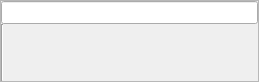
Old version of the form oom/widgets/trackheaderbase.ui in the repository ccherrett/oom.
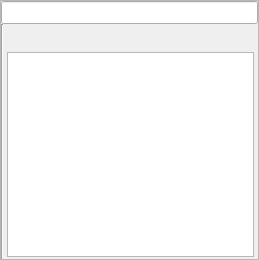
New version of the form.

The edit to the form file:
```diff
--- a/oom/widgets/trackheaderbase.ui
+++ b/oom/widgets/trackheaderbase.ui
@@ -7,7 +7,7 @@
     <x>0</x>
     <y>0</y>
     <width>259</width>
-    <height>82</height>
+    <height>260</height>
    </rect>
   </property>
   <property name="sizePolicy">
@@ -104,7 +104,7 @@
       </widget>
      </item>
      <item>
-      <layout class="QVBoxLayout" name="verticalLayout">
+      <layout class="QVBoxLayout" name="verticalLayout" stretch="0,1,0">
        <property name="spacing">
         <number>0</number>
        </property>
@@ -447,15 +447,92 @@
          </item>
         </layout>
        </item>
+       <item>
+        <layout class="QVBoxLayout" name="m_tableBox" stretch="0">
+         <property name="spacing">
+          <number>0</number>
+         </property>
+         <property name="leftMargin">
+          <number>4</number>
+         </property>
+         <property name="topMargin">
+          <number>4</number>
+         </property>
+         <property name="rightMargin">
+          <number>4</number>
+         </property>
+         <property name="bottomMargin">
+          <number>0</number>
+         </property>
+         <item>
+          <widget class="QTableView" name="m_autoTable">
+           <property name="sizePolicy">
+            <sizepolicy hsizetype="Expanding" vsizetype="Expanding">
+             <horstretch>1</horstretch>
+             <verstretch>1</verstretch>
+            </sizepolicy>
+           </property>
+           <property name="horizontalScrollBarPolicy">
+            <enum>Qt::ScrollBarAsNeeded</enum>
+           </property>
+           <property name="autoScroll">
+            <bool>false</bool>
+           </property>
+           <property name="editTriggers">
+            <set>QAbstractItemView::NoEditTriggers</set>
+           </property>
+           <property name="tabKeyNavigation">
+            <bool>false</bool>
+           </property>
+           <property name="showDropIndicator" stdset="0">
+            <bool>false</bool>
+           </property>
+           <property name="alternatingRowColors">
+            <bool>true</bool>
+           </property>
+           <property name="selectionMode">
+            <enum>QAbstractItemView::SingleSelection</enum>
+           </property>
+           <property name="selectionBehavior">
+            <enum>QAbstractItemView::SelectRows</enum>
+           </property>
+           <property name="cornerButtonEnabled">
+            <bool>false</bool>
+           </property>
+           <attribute name="horizontalHeaderHighlightSections">
+            <bool>false</bool>
+           </attribute>
+           <attribute name="horizontalHeaderStretchLastSection">
+            <bool>true</bool>
+           </attribute>
+           <attribute name="verticalHeaderVisible">
+            <bool>false</bool>
+           </attribute>
+           <attribute name="verticalHeaderVisible">
+            <bool>false</bool>
+           </attribute>
+           <attribute name="horizontalHeaderStretchLastSection">
+            <bool>true</bool>
+           </attribute>
+           <attribute name="horizontalHeaderHighlightSections">
+            <bool>false</bool>
+           </attribute>
+          </widget>
+         </item>
+        </layout>
+       </item>
        <item>
         <spacer name="m_mainVSpacer">
          <property name="orientation">
           <enum>Qt::Vertical</enum>
          </property>
+         <property name="sizeType">
+          <enum>QSizePolicy::MinimumExpanding</enum>
+         </property>
          <property name="sizeHint" stdset="0">
           <size>
-           <width>20</width>
-           <height>40</height>
+           <width>1</width>
+           <height>2</height>
           </size>
          </property>
         </spacer>
```
